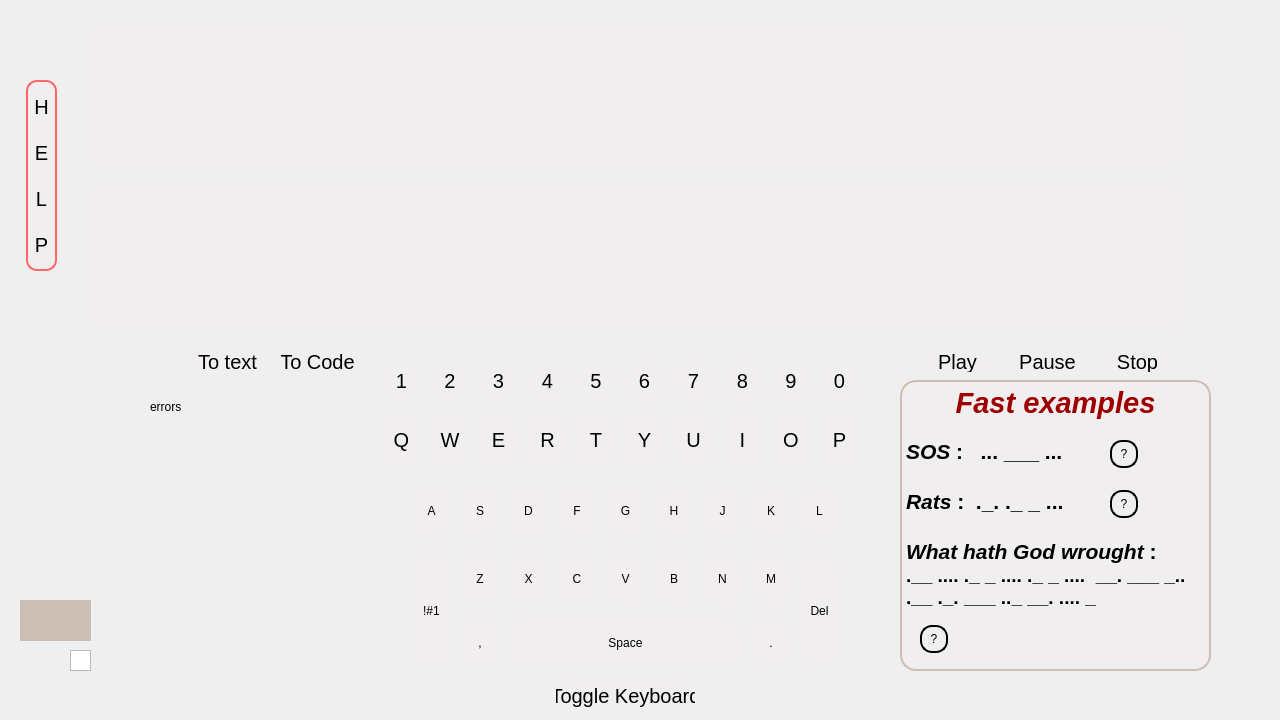
1Sunny1/Morse-Code-Converter-Qt5, file src/mainwindow.ui: the form before one commit.
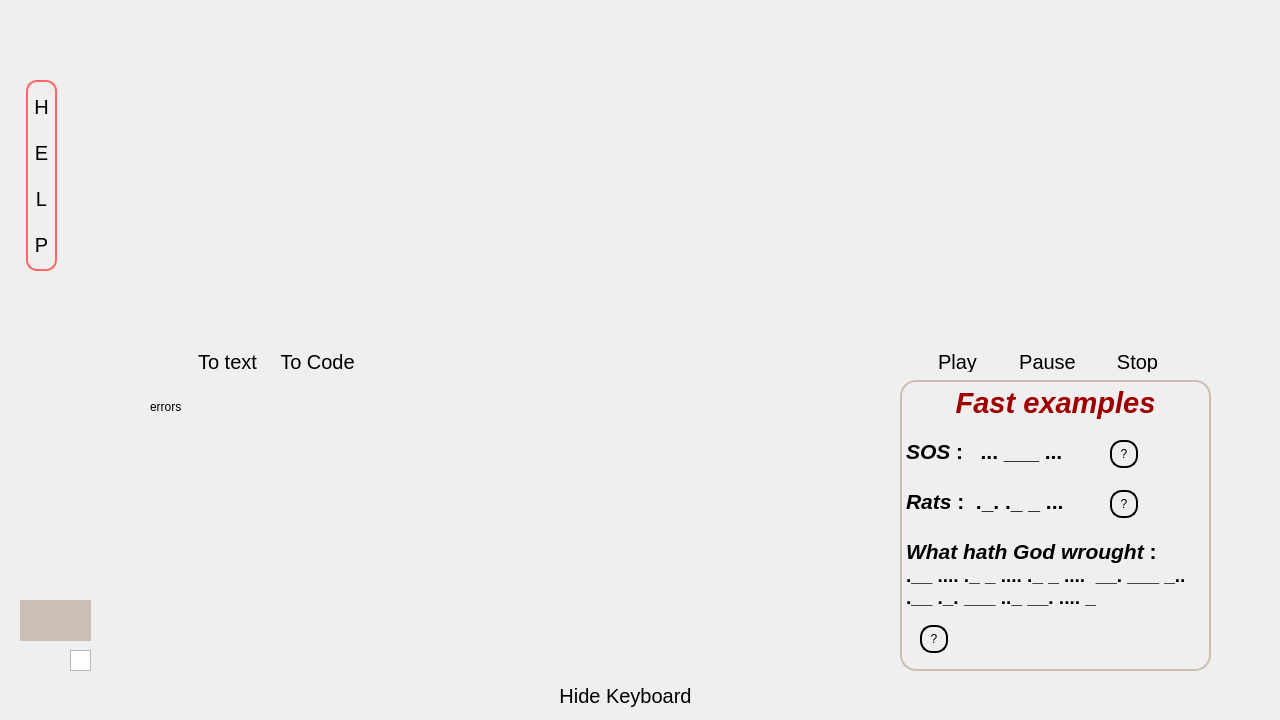
The form after the commit. The open tabs and pages were chosen to show the change. Custom widgets are drawn as their Qt base class.

Commit message: add code to text conversion and keyboard control button

Patch:
```diff
--- a/src/mainwindow.ui
+++ b/src/mainwindow.ui
@@ -2500,6 +2500,7 @@
       </layout>
      </widget>
     </widget>
+    <widget class="QWidget" name="page_3"/>
    </widget>
    <widget class="QLabel" name="label_2">
     <property name="geometry">
@@ -2648,7 +2649,7 @@
 }</string>
     </property>
     <property name="text">
-     <string>Toggle Keyboard</string>
+     <string>Hide Keyboard</string>
     </property>
    </widget>
    <widget class="QLabel" name="label_7">
```
Left out of the diff: 4 changed lines with no effect on the pictures. The commit also changes 4 other files.
